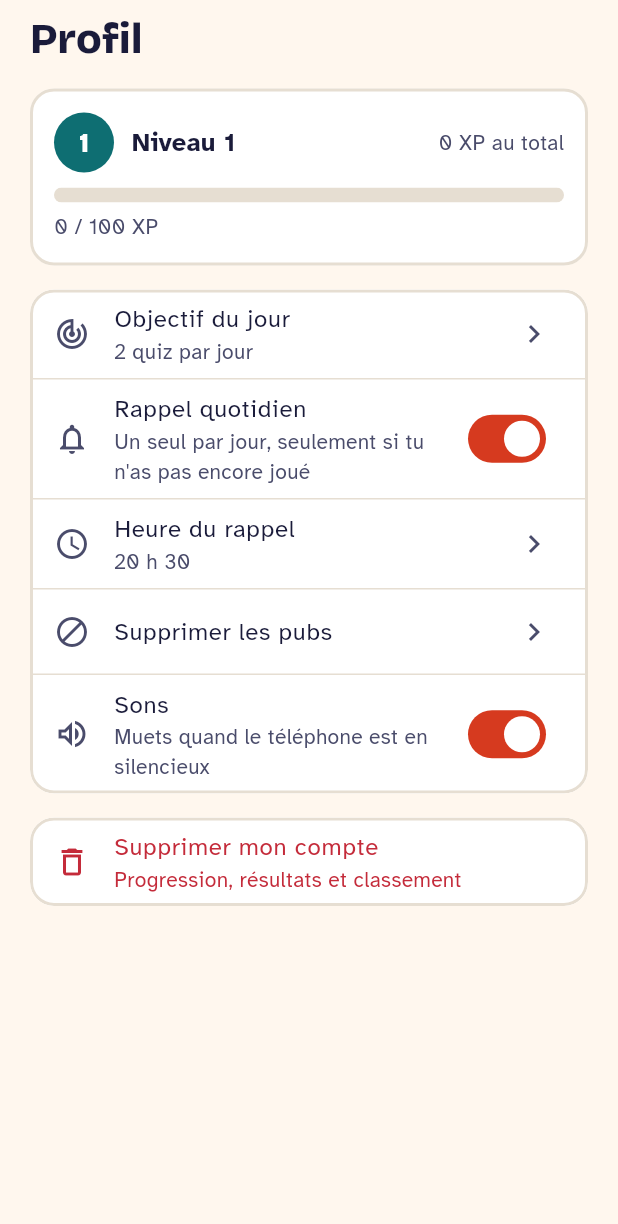
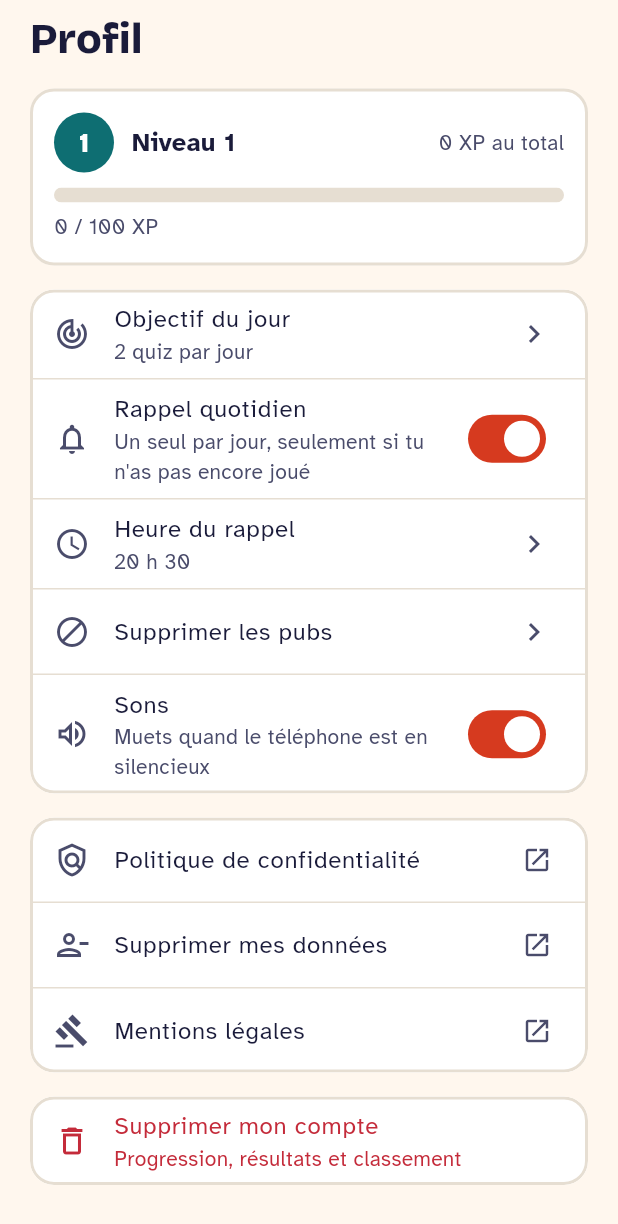
Before and after one commit to Fares30-coder/App_quiz, a Flutter app: the ProfileScreen widget shown alone on an empty page, opened directly, on a phone screen of 412 x 824 dp. Shown: the top 1224 px of the screen. Run offline on Flutter 3.47's test engine with Material 3 defaults, Android fonts, the phone set to English and light mode, and no system bars; our stand-ins replace audioplayers, flutter_local_notifications, flutter_riverpod, flutter_secure_storage, google_mobile_ads, material_ui and 4 more; accounts and stored records are empty.

Commit message:
Liens vers les pages légales dans l'app (T13 / T25)
- lib/legal/legal_links.dart : URLs de https://legal.quizzeo.workers.dev,
  ouverture via url_launcher (navigateur intégré), mockable, SnackBar en cas d'échec
- Écran de consentement : « Politique de confidentialité » ouvre la politique
- Profil : Politique de confidentialité, Supprimer mes données, Mentions légales
- Android : <queries> https et CustomTabsService
- Tests : test/legal_links_test.dart

Co-Authored-By: Claude Opus 5.5 <noreply@anthropic.com>

```diff
--- /dev/null
+++ b/lib/legal/legal_links.dart
@@ -0,0 +1,39 @@
+import 'package:flutter_riverpod/flutter_riverpod.dart';
+import 'package:material_ui/material_ui.dart';
+import 'package:url_launcher/url_launcher.dart';
+
+/// Pages légales hébergées (T25), exigées par Apple 5.1.1(i) et Google Play.
+abstract final class LegalLinks {
+  static final privacy =
+      Uri.parse('https://legal.quizzeo.workers.dev/confidentialite/');
+  static final dataDeletion =
+      Uri.parse('https://legal.quizzeo.workers.dev/suppression/');
+  static final legalNotice =
+      Uri.parse('https://legal.quizzeo.workers.dev/mentions-legales/');
+}
+
+/// Ouvre une URL ; `false` si impossible. Remplaçable dans les tests.
+typedef UrlOpener = Future<bool> Function(Uri url);
+
+/// Navigateur intégré (SFSafariViewController / Custom Tabs).
+final urlOpenerProvider = Provider<UrlOpener>(
+  (ref) => (url) => launchUrl(url, mode: LaunchMode.inAppBrowserView),
+);
+
+/// Ouvre [url] ; en cas d'échec (pas de navigateur, exception), SnackBar.
+Future<void> openLegalLink(BuildContext context, WidgetRef ref, Uri url) async {
+  final messenger = ScaffoldMessenger.of(context);
+  bool opened;
+  try {
+    opened = await ref.read(urlOpenerProvider)(url);
+  } catch (_) {
+    opened = false;
+  }
+  if (opened) return;
+  messenger
+    ..hideCurrentSnackBar()
+    ..showSnackBar(SnackBar(
+      content: Text('Impossible d\'ouvrir la page. Adresse : '
+          '${url.host}${url.path}'),
+    ));
+}
--- a/lib/screens/profile_screen.dart
+++ b/lib/screens/profile_screen.dart
@@ -8,6 +8,7 @@ import '../backend/account_deletion.dart';
 import '../engagement/dates.dart';
 import '../engagement/progress_controller.dart';
 import '../engagement/xp.dart';
+import '../legal/legal_links.dart';
 import '../models/player_progress.dart';
 import '../reminder/reminder_scheduler.dart';
 import '../reminder/notification_service.dart';
@@ -147,6 +148,31 @@ class ProfileScreen extends ConsumerWidget {
           const SizedBox(height: AppSpacing.l),
           Card(
             clipBehavior: Clip.antiAlias,
+            child: Column(
+              children: [
+                _LegalTile(
+                  icon: Icons.policy_outlined,
+                  title: 'Politique de confidentialité',
+                  url: LegalLinks.privacy,
+                ),
+                const Divider(height: 1),
+                _LegalTile(
+                  icon: Icons.person_remove_outlined,
+                  title: 'Supprimer mes données',
+                  url: LegalLinks.dataDeletion,
+                ),
+                const Divider(height: 1),
+                _LegalTile(
+                  icon: Icons.gavel_outlined,
+                  title: 'Mentions légales',
+                  url: LegalLinks.legalNotice,
+                ),
+              ],
+            ),
+          ),
+          const SizedBox(height: AppSpacing.l),
+          Card(
+            clipBehavior: Clip.antiAlias,
             child: ListTile(
               minTileHeight: 56,
               iconColor: context.colors.error,
@@ -235,3 +261,22 @@ class ProfileScreen extends ConsumerWidget {
       ));
   }
 }
+
+/// Lien vers une page légale (navigateur intégré).
+class _LegalTile extends ConsumerWidget {
+  const _LegalTile(
+      {required this.icon, required this.title, required this.url});
+
+  final IconData icon;
+  final String title;
+  final Uri url;
+
+  @override
+  Widget build(BuildContext context, WidgetRef ref) => ListTile(
+        minTileHeight: 56,
+        leading: Icon(icon),
+        title: Text(title),
+        trailing: const Icon(Icons.open_in_new, size: 20),
+        onTap: () => openLegalLink(context, ref, url),
+      );
+}
--- a/pubspec.yaml
+++ b/pubspec.yaml
@@ -20,6 +20,7 @@ dependencies:
   shared_preferences: ^2.5.6
   supabase_flutter: ^2.18.3
   timezone: ^0.11.2
+  url_launcher: ^6.3.3
 
 dev_dependencies:
   flutter_test:
```
Also changed, not shown: lib/screens/consent_screen.dart (+3 -6 lines), pubspec.lock, 3 other files.
